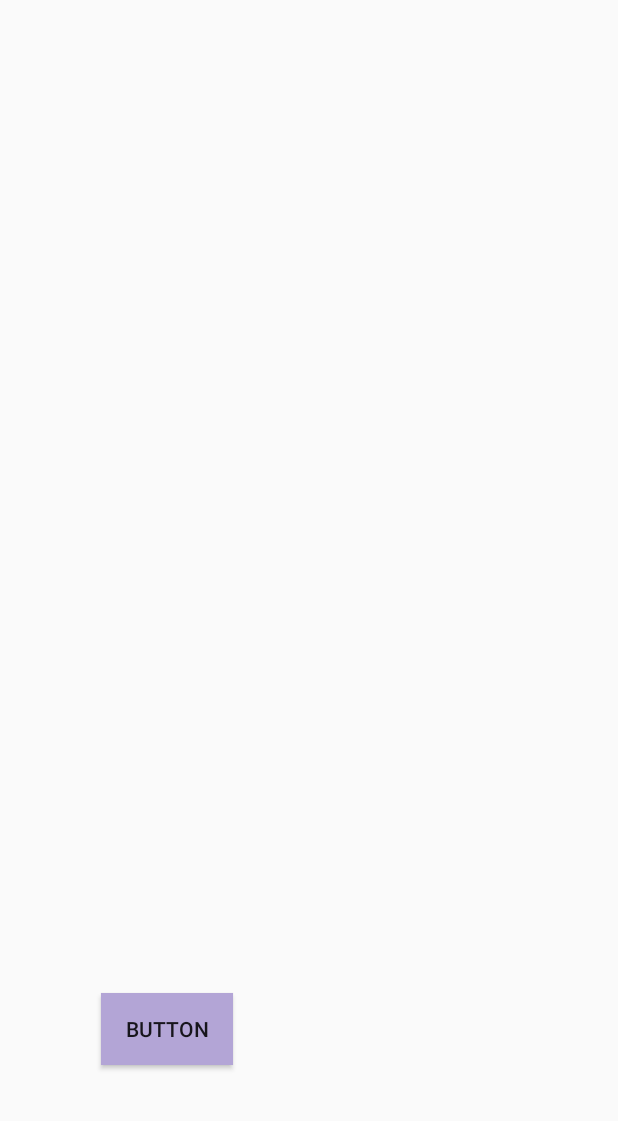
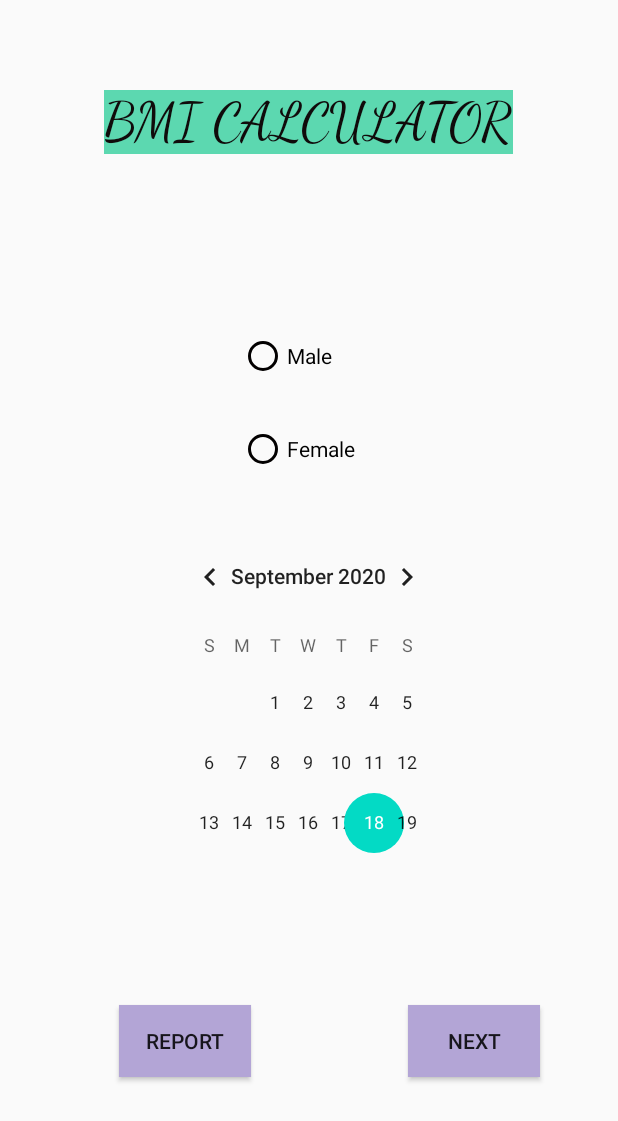
Before and after one commit to ushan1234/FitnessCareAPP, an Android app: the layout activity_bmi_call1.xml on its own in the app's theme, with its tools: preview values and no code run, on a phone screen of 412 x 824 dp. Shown: the top 1121 px of the screen. Run offline under Robolectric (Android 15) with nearby library versions, the phone set to English and light mode, and no system bars.

Commit message:
second page male

```diff
--- a/app/src/main/AndroidManifest.xml
+++ b/app/src/main/AndroidManifest.xml
@@ -9,6 +9,13 @@
         android:roundIcon="@mipmap/ic_launcher_round"
         android:supportsRtl="true"
         android:theme="@style/AppTheme">
+        <activity android:name=".Male">
+            <intent-filter>
+                <action android:name="android.intent.action.MAIN" />
+
+                <category android:name="android.intent.category.LAUNCHER" />
+            </intent-filter>
+        </activity>
         <activity android:name=".BmiCall1">
             <intent-filter>
                 <action android:name="android.intent.action.MAIN" />
--- /dev/null
+++ b/app/src/main/java/comtechnobyte/example/fitnesscareapp/BmiCall1.java
@@ -0,0 +1,14 @@
+package comtechnobyte.example.fitnesscareapp;
+
+import androidx.appcompat.app.AppCompatActivity;
+
+import android.os.Bundle;
+
+public class BmiCall1 extends AppCompatActivity {
+
+    @Override
+    protected void onCreate(Bundle savedInstanceState) {
+        super.onCreate(savedInstanceState);
+        setContentView(R.layout.activity_bmi_call1);
+    }
+}
--- a/app/src/main/java/comtechnobyte/example/fitnesscareapp/BmiFirstPage.java
+++ b/app/src/main/java/comtechnobyte/example/fitnesscareapp/Male.java
@@ -4,11 +4,11 @@ import androidx.appcompat.app.AppCompatActivity;
 
 import android.os.Bundle;
 
-public class BmiFirstPage extends AppCompatActivity {
+public class Male extends AppCompatActivity {
 
     @Override
     protected void onCreate(Bundle savedInstanceState) {
         super.onCreate(savedInstanceState);
-        setContentView(R.layout.activity_bmi_first_page);
+        setContentView(R.layout.activity_male);
     }
 }
--- a/app/src/main/res/layout/activity_bmi_call1.xml
+++ b/app/src/main/res/layout/activity_bmi_call1.xml
@@ -7,16 +7,85 @@
     tools:context=".BmiCall1">
 
     <Button
-        android:id="@+id/button2"
+        android:id="@+id/Breport"
         android:layout_width="wrap_content"
         android:layout_height="wrap_content"
         android:background="#BEB5D5"
         android:backgroundTint="#B3A5D6"
-        android:text="Button"
+        android:text="@string/report"
         app:layout_constraintBottom_toBottomOf="parent"
         app:layout_constraintEnd_toEndOf="parent"
-        app:layout_constraintHorizontal_bias="0.207"
+        app:layout_constraintHorizontal_bias="0.244"
         app:layout_constraintStart_toStartOf="parent"
         app:layout_constraintTop_toTopOf="parent"
-        app:layout_constraintVertical_bias="0.853" />
+        app:layout_constraintVertical_bias="0.863" />
+
+    <RadioButton
+        android:id="@+id/Rmale"
+        android:layout_width="93dp"
+        android:layout_height="29dp"
+        android:buttonTint="#020000"
+        android:text="Male"
+        app:layout_constraintBottom_toBottomOf="parent"
+        app:layout_constraintEnd_toEndOf="parent"
+        app:layout_constraintStart_toStartOf="parent"
+        app:layout_constraintTop_toTopOf="parent"
+        app:layout_constraintVertical_bias="0.28" />
+
+    <RadioButton
+        android:id="@+id/rfemale"
+        android:layout_width="93dp"
+        android:layout_height="29dp"
+        android:buttonTint="#020000"
+        android:text="@string/female"
+        app:layout_constraintBottom_toBottomOf="parent"
+        app:layout_constraintEnd_toEndOf="parent"
+        app:layout_constraintStart_toStartOf="parent"
+        app:layout_constraintTop_toTopOf="parent"
+        app:layout_constraintVertical_bias="0.358" />
+
+    <CalendarView
+        android:id="@+id/calendarView2"
+        android:layout_width="194dp"
+        android:layout_height="222dp"
+        android:layout_marginBottom="31dp"
+        app:layout_constraintBottom_toBottomOf="parent"
+        app:layout_constraintEnd_toEndOf="parent"
+        app:layout_constraintHorizontal_bias="0.497"
+        app:layout_constraintStart_toStartOf="parent"
+        app:layout_constraintTop_toTopOf="parent"
+        app:layout_constraintVertical_bias="0.615" />
+
+    <TextView
+        android:id="@+id/textCal"
+        android:layout_width="wrap_content"
+        android:layout_height="wrap_content"
+        android:background="#5CD8B0"
+        android:breakStrategy="high_quality"
+        android:focusableInTouchMode="true"
+        android:fontFamily="cursive"
+        android:text="@string/cal"
+        android:textColor="#100B0B"
+        android:textSize="35dp"
+        app:layout_constraintBottom_toBottomOf="parent"
+        app:layout_constraintEnd_toEndOf="parent"
+        app:layout_constraintHorizontal_bias="0.497"
+        app:layout_constraintStart_toStartOf="parent"
+        app:layout_constraintTop_toTopOf="parent"
+        app:layout_constraintVertical_bias="0.077" />
+
+    <Button
+        android:id="@+id/button4"
+        android:layout_width="wrap_content"
+        android:layout_height="wrap_content"
+        android:background="#BEB5D5"
+        android:backgroundTint="#B3A5D6"
+        android:text="@string/next"
+        app:layout_constraintBottom_toBottomOf="parent"
+        app:layout_constraintEnd_toEndOf="parent"
+        app:layout_constraintHorizontal_bias="0.839"
+        app:layout_constraintStart_toStartOf="parent"
+        app:layout_constraintTop_toTopOf="parent"
+        app:layout_constraintVertical_bias="0.863" />
+
 </androidx.constraintlayout.widget.ConstraintLayout>
--- /dev/null
+++ b/app/src/main/res/layout/activity_male.xml
@@ -0,0 +1,9 @@
+<?xml version="1.0" encoding="utf-8"?>
+<androidx.constraintlayout.widget.ConstraintLayout xmlns:android="http://schemas.android.com/apk/res/android"
+    xmlns:app="http://schemas.android.com/apk/res-auto"
+    xmlns:tools="http://schemas.android.com/tools"
+    android:layout_width="match_parent"
+    android:layout_height="match_parent"
+    tools:context=".Male">
+
+</androidx.constraintlayout.widget.ConstraintLayout>
--- a/app/src/main/res/values/strings.xml
+++ b/app/src/main/res/values/strings.xml
@@ -1,3 +1,9 @@
 <resources>
     <string name="app_name">FitnessCareAPP</string>
+    <string name="cal">BMI CALCULATOR</string>
+    <string name="male">Male</string>
+    <string name="female">Female</string>
+    <string name="report">REPORT</string>
+    <string name="back">N</string>
+    <string name="next">NEXT</string>
 </resources>
```
